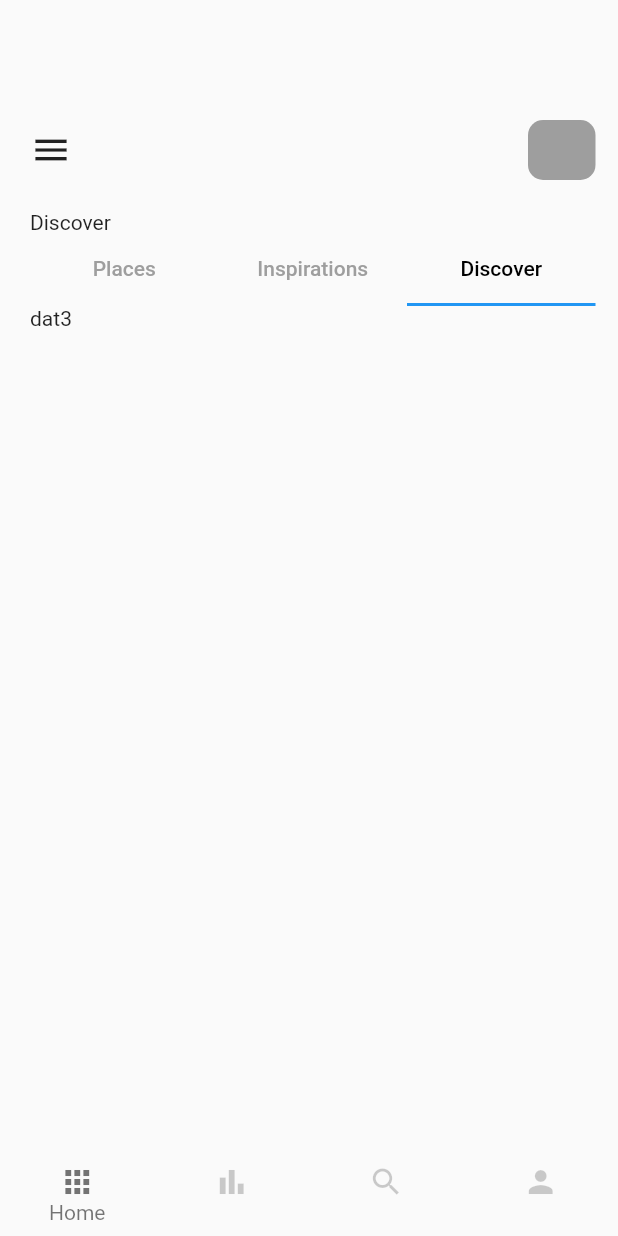
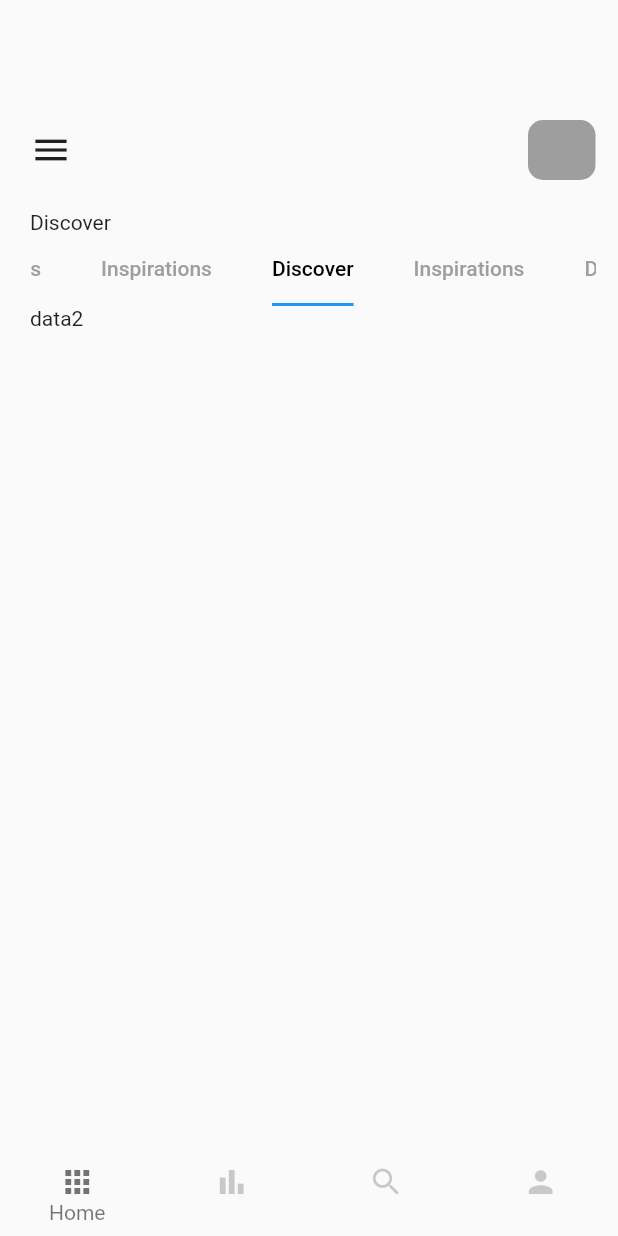
Before and after one commit to ZapeeoSheikh/TravelApp, a Flutter app: the screen it shows after launch, tab 3 chosen, on a phone screen of 412 x 824 dp. Run offline on Flutter 3.47's test engine with Material 2 defaults, Android fonts, the phone set to English and light mode, and no system bars.

```diff
--- a/lib/pages/home_page.dart
+++ b/lib/pages/home_page.dart
@@ -10,7 +10,7 @@ class HomePage extends StatefulWidget {
 class _HomePageState extends State<HomePage> with TickerProviderStateMixin {
   @override
   Widget build(BuildContext context) {
-    TabController _tabController = TabController(length: 3, vsync: this);
+    TabController _tabController = TabController(length: 7, vsync: this);
     return Container(
       margin: EdgeInsets.only(top: 80, left: 20, right: 15),
       child: Column(
@@ -44,13 +44,21 @@ class _HomePageState extends State<HomePage> with TickerProviderStateMixin {
             ],
           ),
           Container(
+            alignment: Alignment.centerLeft,
             child: TabBar(
+                labelPadding: EdgeInsets.only(left: 20, right: 20),
                 controller: _tabController,
                 labelColor: Colors.black,
                 unselectedLabelColor: Colors.grey,
+                isScrollable: true,
+                indicatorSize: TabBarIndicatorSize.label,
                 tabs: [
                   Tab(text: "Places"),
                   Tab(text: "Inspirations"),
+                  Tab(text: "Discover"),
+                  Tab(text: "Inspirations"),
+                  Tab(text: "Discover"),
+                  Tab(text: "Discover"),
                   Tab(text: "Discover"),
                 ]),
           ),
@@ -60,6 +68,10 @@ class _HomePageState extends State<HomePage> with TickerProviderStateMixin {
             child: TabBarView(controller: _tabController, children: [
               Text("data1"),
               Text("data2"),
+              Text("data2"),
+              Text("data2"),
+              Text("data2"),
+              Text("data2"),
               Text("dat3"),
             ]),
           )
```
